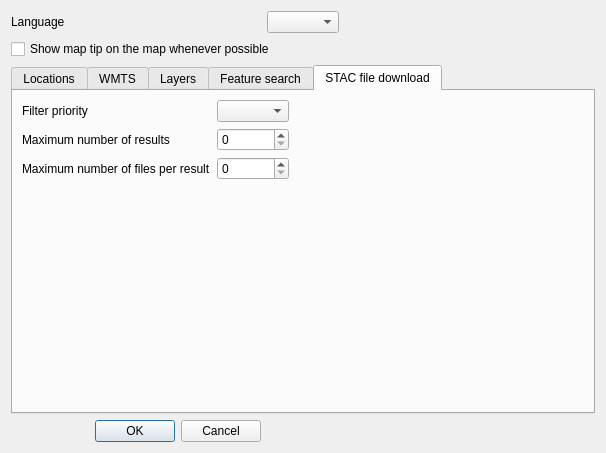
Above: swiss_locator/ui/config.ui from opengisch/qgis-swiss-locator before the change. Below: the same form after it.
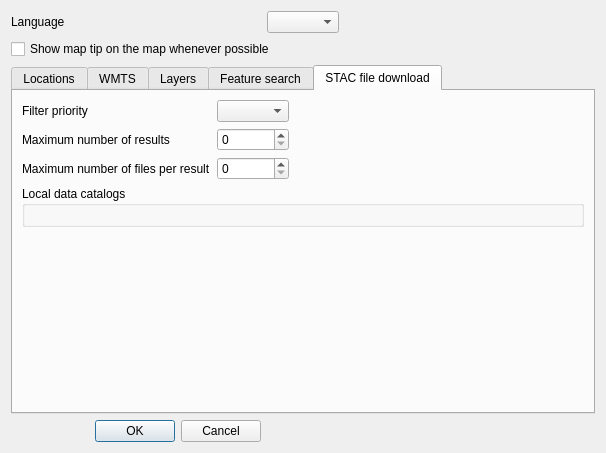
That is the form after the change. The open tabs and pages were chosen to show the change. Custom widgets are drawn as their Qt base class.

```diff
--- a/swiss_locator/ui/config.ui
+++ b/swiss_locator/ui/config.ui
@@ -323,7 +323,15 @@
            </property>
           </widget>
          </item>
-         <item row="3" column="0">
+         <item row="3" column="0" colspan="3">
+          <widget class="QGroupBox" name="stac_local_catalogs_group">
+           <property name="title">
+            <string>Local data catalogs</string>
+           </property>
+           <layout class="QVBoxLayout" name="stac_local_catalogs_layout"/>
+          </widget>
+         </item>
+         <item row="4" column="0">
           <spacer name="verticalSpacer_7">
            <property name="orientation">
             <enum>Qt::Vertical</enum>
```
